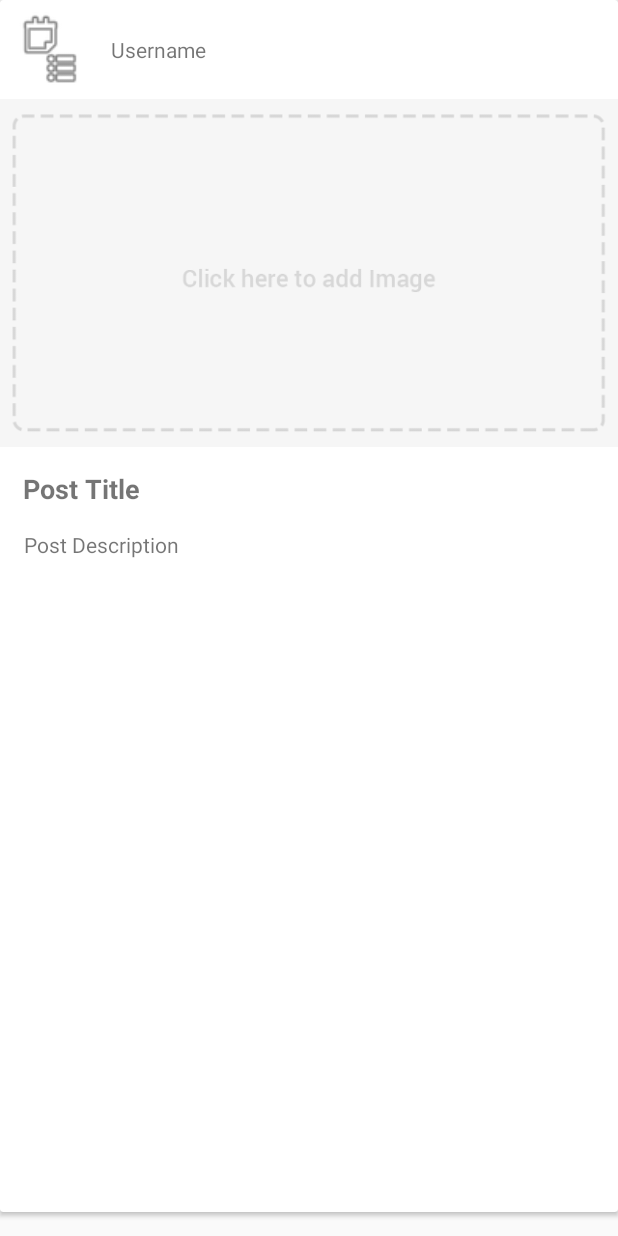
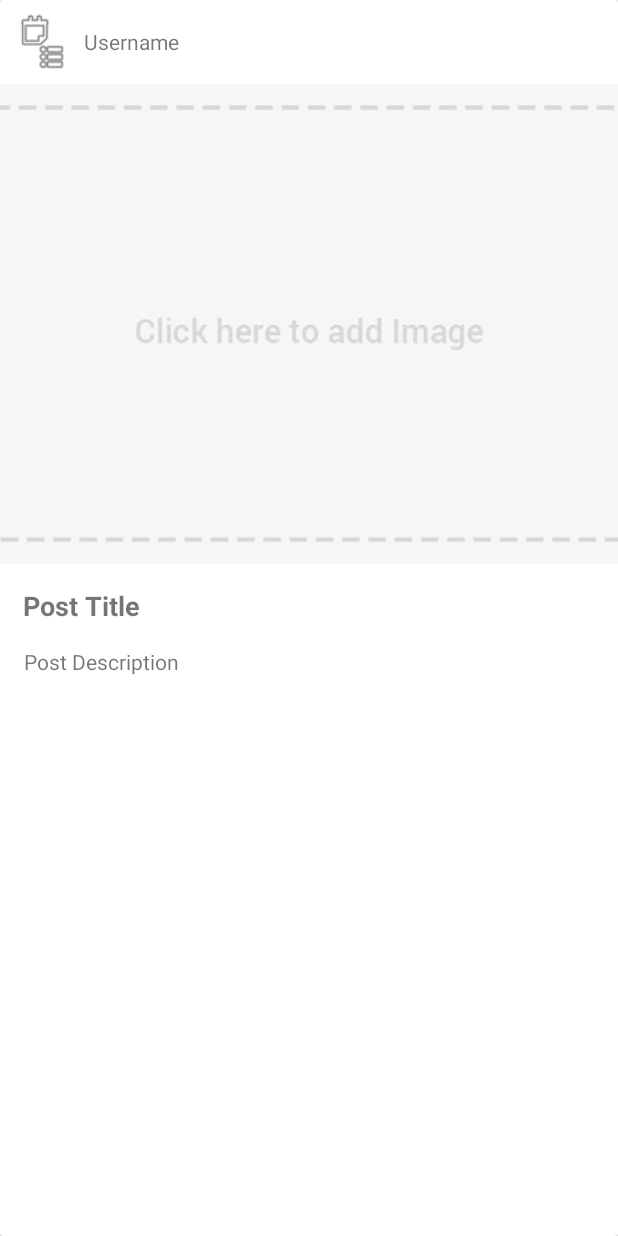
Before and after one commit to wagnercsfilho/fireblogr, an Android app: the layout list_post.xml on its own in the app's theme, with its tools: preview values and no code run, on a phone screen of 412 x 824 dp. Run offline under Robolectric (Android 15) with nearby library versions, the phone set to English and light mode, and no system bars.

```diff
--- a/app/build.gradle
+++ b/app/build.gradle
@@ -50,6 +50,7 @@ dependencies {
     apt 'com.jakewharton:butterknife-compiler:8.4.0'
     compile 'com.squareup.okio:okio:1.10.0'
     compile 'com.squareup.okhttp:okhttp:2.5.0'
+    compile 'com.makeramen:roundedimageview:2.2.1'
 }
 
 apply plugin: 'com.google.gms.google-services'
--- a/app/src/main/res/layout/activity_new_post.xml
+++ b/app/src/main/res/layout/activity_new_post.xml
@@ -17,7 +17,7 @@
 
     <ImageButton
         android:layout_width="match_parent"
-        android:layout_height="160dp"
+        android:layout_height="wrap_content"
         app:srcCompat="@mipmap/add_btn"
         android:layout_alignParentTop="true"
         android:id="@+id/image_media"
--- a/app/src/main/res/layout/content_main.xml
+++ b/app/src/main/res/layout/content_main.xml
@@ -4,16 +4,13 @@
     xmlns:tools="http://schemas.android.com/tools"
     android:layout_width="match_parent"
     android:layout_height="match_parent"
-    android:paddingBottom="@dimen/activity_vertical_margin"
-    android:paddingLeft="@dimen/activity_horizontal_margin"
-    android:paddingRight="@dimen/activity_horizontal_margin"
-    android:paddingTop="@dimen/activity_vertical_margin"
     app:layout_behavior="@string/appbar_scrolling_view_behavior"
     tools:context=".activity.MainActivity"
     tools:showIn="@layout/app_bar_main">
 
     <android.support.v7.widget.RecyclerView
         android:id="@+id/list_post"
+        android:scrollbars="vertical"
         android:layout_width="match_parent"
         android:layout_height="match_parent"></android.support.v7.widget.RecyclerView>
 </RelativeLayout>
--- a/app/src/main/res/layout/list_post.xml
+++ b/app/src/main/res/layout/list_post.xml
@@ -2,7 +2,6 @@
 <android.support.v7.widget.CardView xmlns:android="http://schemas.android.com/apk/res/android"
     xmlns:app="http://schemas.android.com/apk/res-auto"
     xmlns:tools="http://schemas.android.com/tools"
-    android:layout_marginBottom="16dp"
     android:layout_width="match_parent" android:layout_height="match_parent">
 
     <LinearLayout
@@ -19,11 +18,12 @@
 
             <ImageView
                 android:id="@+id/image_user_avatar"
-                android:layout_width="50dp"
-                android:layout_height="50dp"
+                android:layout_width="40dp"
+                android:layout_height="40dp"
                 android:src="@android:drawable/ic_menu_agenda"
                 android:scaleType="centerCrop"
                 android:adjustViewBounds="true"/>
+
 
             <TextView
                 android:layout_width="match_parent"
@@ -32,17 +32,17 @@
                 android:id="@+id/text_user_name"
                 android:layout_weight="0.94"
                 android:gravity="center_vertical|fill_vertical"
-                android:paddingLeft="16dp" />
+                android:paddingLeft="8dp" />
 
         </LinearLayout>
 
         <ImageView
             android:layout_width="match_parent"
-            android:layout_height="wrap_content"
             android:id="@+id/image_post_media"
             app:srcCompat="@mipmap/add_btn"
             android:scaleType="centerCrop"
-            android:adjustViewBounds="true" />
+            android:adjustViewBounds="true"
+            android:layout_height="320dp" />
 
         <TextView
             android:layout_width="match_parent"
```
Also changed, not shown: app/src/main/java/com/wagnercsfilho/fireblogr/activity/MainActivity.java (+13 -1 lines).
